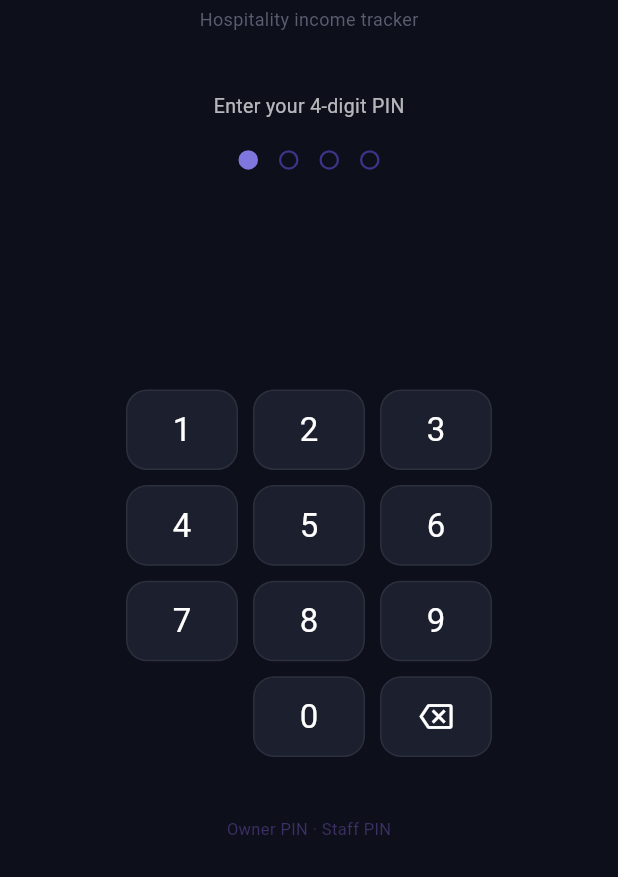
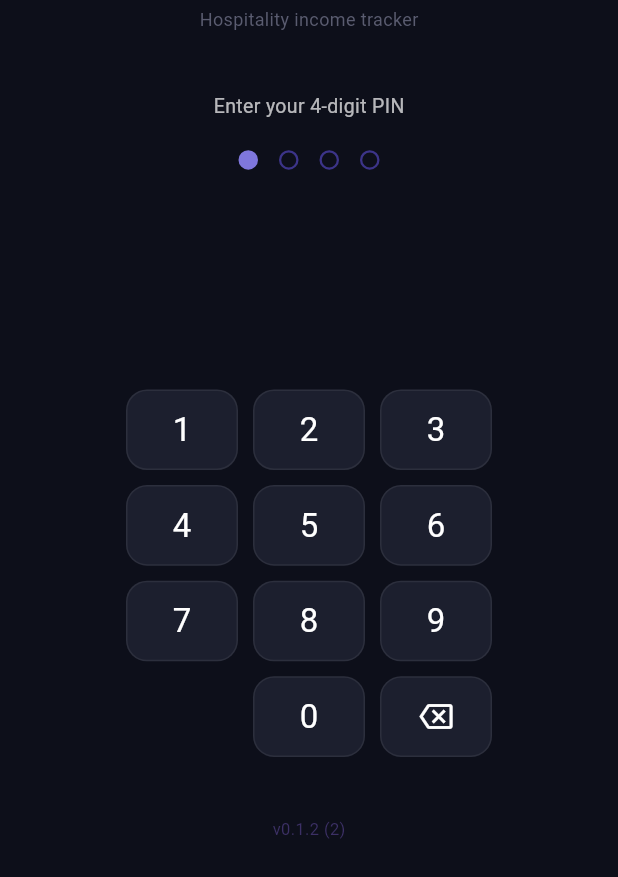
Before and after one commit to gbalaji207/stay_ops, a Flutter app: the screen it shows after launch, after a tap on an icon or button, on a phone screen of 412 x 824 dp, the part 359-1236 px from its top. Run offline on Flutter 3.47's test engine with Material 3 defaults, Android fonts, the phone set to English and light mode, and no system bars; our stand-ins replace equatable, flutter_bloc, go_router, package_info_plus, supabase_flutter; accounts and stored records are empty.

Commit message:
Add package_info_plus to display app version in PIN screen

```diff
--- a/lib/features/auth/pin_screen.dart
+++ b/lib/features/auth/pin_screen.dart
@@ -3,6 +3,7 @@ import 'dart:async';
 import 'package:flutter/material.dart';
 import 'package:flutter_bloc/flutter_bloc.dart';
 import 'package:go_router/go_router.dart';
+import 'package:package_info_plus/package_info_plus.dart';
 
 import 'auth_cubit.dart';
 
@@ -27,6 +28,7 @@ class PinScreen extends StatefulWidget {
 class _PinScreenState extends State<PinScreen> with TickerProviderStateMixin {
   String _pin = '';
   bool _isError = false;
+  String _appVersion = '';
   Timer? _clearTimer;
 
   late final AnimationController _shakeController;
@@ -35,6 +37,9 @@ class _PinScreenState extends State<PinScreen> with TickerProviderStateMixin {
   @override
   void initState() {
     super.initState();
+    PackageInfo.fromPlatform().then((info) {
+      if (mounted) setState(() => _appVersion = 'v${info.version} (${info.buildNumber})');
+    });
     _shakeController = AnimationController(
       vsync: this,
       duration: const Duration(milliseconds: 400),
@@ -153,9 +158,9 @@ class _PinScreenState extends State<PinScreen> with TickerProviderStateMixin {
                 ),
               ),
               const SizedBox(height: 8),
-              const Text(
-                'Owner PIN · Staff PIN',
-                style: TextStyle(fontSize: 11, color: _kRoleHintColor),
+              Text(
+                _appVersion,
+                style: const TextStyle(fontSize: 11, color: _kRoleHintColor),
               ),
               const SizedBox(height: 24),
             ],
--- a/pubspec.yaml
+++ b/pubspec.yaml
@@ -13,6 +13,7 @@ dependencies:
   flutter_bloc: ^9.1.1
   go_router: ^17.2.3
   intl: ^0.20.2
+  package_info_plus: ^8.3.0
   supabase_flutter: ^2.12.4
 
 dev_dependencies:
```
Also changed, not shown: pubspec.lock.
